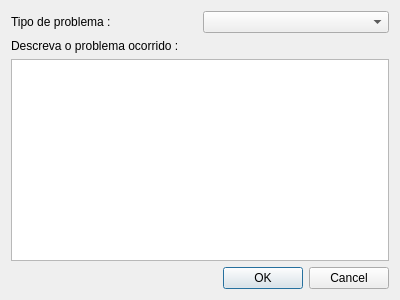
Old version of the form modules/sap/uis/reportError.ui in the repository dsgoficial/SAP_Operador.
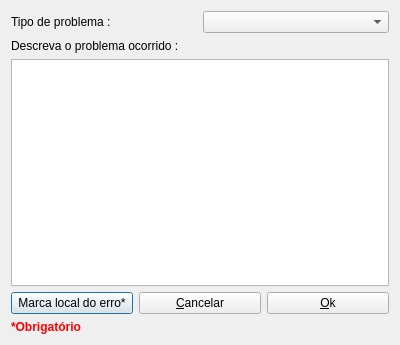
New version of the form.

Diff of the .ui file:
```diff
--- a/modules/sap/uis/reportError.ui
+++ b/modules/sap/uis/reportError.ui
@@ -7,22 +7,15 @@
     <x>0</x>
     <y>0</y>
     <width>400</width>
-    <height>300</height>
+    <height>345</height>
    </rect>
   </property>
   <property name="windowTitle">
    <string>Reportar Problema</string>
   </property>
   <layout class="QGridLayout" name="gridLayout">
-   <item row="3" column="0">
-    <widget class="QDialogButtonBox" name="buttonBox">
-     <property name="orientation">
-      <enum>Qt::Horizontal</enum>
-     </property>
-     <property name="standardButtons">
-      <set>QDialogButtonBox::Cancel|QDialogButtonBox::Ok</set>
-     </property>
-    </widget>
+   <item row="2" column="0">
+    <widget class="QTextEdit" name="descrTe"/>
    </item>
    <item row="0" column="0">
     <layout class="QHBoxLayout" name="horizontalLayout">
@@ -38,8 +31,30 @@
      </item>
     </layout>
    </item>
-   <item row="2" column="0">
-    <widget class="QTextEdit" name="descrTe"/>
+   <item row="3" column="0">
+    <layout class="QHBoxLayout" name="horizontalLayout_2">
+     <item>
+      <widget class="QPushButton" name="makerBtn">
+       <property name="text">
+        <string>Marca local do erro*</string>
+       </property>
+      </widget>
+     </item>
+     <item>
+      <widget class="QPushButton" name="cancelBtn">
+       <property name="text">
+        <string>&amp;Cancelar</string>
+       </property>
+      </widget>
+     </item>
+     <item>
+      <widget class="QPushButton" name="okBtn">
+       <property name="text">
+        <string>&amp;Ok</string>
+       </property>
+      </widget>
+     </item>
+    </layout>
    </item>
    <item row="1" column="0">
     <widget class="QLabel" name="label_2">
@@ -48,6 +63,13 @@
      </property>
     </widget>
    </item>
+   <item row="4" column="0">
+    <widget class="QLabel" name="label_3">
+     <property name="text">
+      <string>&lt;html&gt;&lt;head/&gt;&lt;body&gt;&lt;p&gt;&lt;span style=&quot; font-weight:600; color:#ff0000;&quot;&gt;*Obrigatório&lt;/span&gt;&lt;/p&gt;&lt;/body&gt;&lt;/html&gt;</string>
+     </property>
+    </widget>
+   </item>
   </layout>
  </widget>
  <resources/>
```
Left out of the diff: 42 changed lines with no effect on the pictures.
